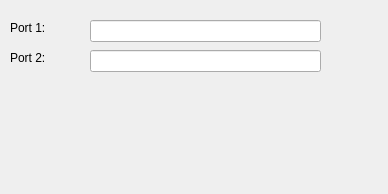
This is Qt/qt4_jack_plugin_widget.ui in kmatheussen/radium as Qt 5 draws it before an edit. The edited form follows.
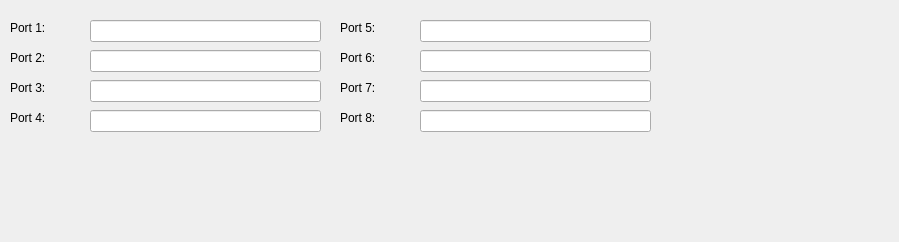
This is the edited form.

Commit message: Audio: "System Out 8" instrument. Same as "System Out", but 8 channels.

Diff of the .ui file:
```diff
--- a/Qt/qt4_jack_plugin_widget.ui
+++ b/Qt/qt4_jack_plugin_widget.ui
@@ -6,8 +6,8 @@
    <rect>
     <x>0</x>
     <y>0</y>
-    <width>388</width>
-    <height>194</height>
+    <width>899</width>
+    <height>242</height>
    </rect>
   </property>
   <property name="windowTitle">
@@ -59,6 +59,144 @@
     <string>Port 2:</string>
    </property>
   </widget>
+  <widget class="QLineEdit" name="port4Edit">
+   <property name="geometry">
+    <rect>
+     <x>90</x>
+     <y>110</y>
+     <width>231</width>
+     <height>22</height>
+    </rect>
+   </property>
+  </widget>
+  <widget class="QLineEdit" name="port3Edit">
+   <property name="geometry">
+    <rect>
+     <x>90</x>
+     <y>80</y>
+     <width>231</width>
+     <height>22</height>
+    </rect>
+   </property>
+  </widget>
+  <widget class="QLabel" name="label_3">
+   <property name="geometry">
+    <rect>
+     <x>10</x>
+     <y>80</y>
+     <width>61</width>
+     <height>16</height>
+    </rect>
+   </property>
+   <property name="text">
+    <string>Port 3:</string>
+   </property>
+  </widget>
+  <widget class="QLabel" name="label_4">
+   <property name="geometry">
+    <rect>
+     <x>10</x>
+     <y>110</y>
+     <width>61</width>
+     <height>16</height>
+    </rect>
+   </property>
+   <property name="text">
+    <string>Port 4:</string>
+   </property>
+  </widget>
+  <widget class="QLineEdit" name="port6Edit">
+   <property name="geometry">
+    <rect>
+     <x>420</x>
+     <y>50</y>
+     <width>231</width>
+     <height>22</height>
+    </rect>
+   </property>
+  </widget>
+  <widget class="QLineEdit" name="port5Edit">
+   <property name="geometry">
+    <rect>
+     <x>420</x>
+     <y>20</y>
+     <width>231</width>
+     <height>22</height>
+    </rect>
+   </property>
+  </widget>
+  <widget class="QLabel" name="label_5">
+   <property name="geometry">
+    <rect>
+     <x>340</x>
+     <y>20</y>
+     <width>61</width>
+     <height>16</height>
+    </rect>
+   </property>
+   <property name="text">
+    <string>Port 5:</string>
+   </property>
+  </widget>
+  <widget class="QLabel" name="label_6">
+   <property name="geometry">
+    <rect>
+     <x>340</x>
+     <y>50</y>
+     <width>61</width>
+     <height>16</height>
+    </rect>
+   </property>
+   <property name="text">
+    <string>Port 6:</string>
+   </property>
+  </widget>
+  <widget class="QLineEdit" name="port8Edit">
+   <property name="geometry">
+    <rect>
+     <x>420</x>
+     <y>110</y>
+     <width>231</width>
+     <height>22</height>
+    </rect>
+   </property>
+  </widget>
+  <widget class="QLineEdit" name="port7Edit">
+   <property name="geometry">
+    <rect>
+     <x>420</x>
+     <y>80</y>
+     <width>231</width>
+     <height>22</height>
+    </rect>
+   </property>
+  </widget>
+  <widget class="QLabel" name="label_7">
+   <property name="geometry">
+    <rect>
+     <x>340</x>
+     <y>80</y>
+     <width>61</width>
+     <height>16</height>
+    </rect>
+   </property>
+   <property name="text">
+    <string>Port 7:</string>
+   </property>
+  </widget>
+  <widget class="QLabel" name="label_8">
+   <property name="geometry">
+    <rect>
+     <x>340</x>
+     <y>110</y>
+     <width>61</width>
+     <height>16</height>
+    </rect>
+   </property>
+   <property name="text">
+    <string>Port 8:</string>
+   </property>
+  </widget>
  </widget>
  <resources/>
  <connections/>
```
Left out of the diff: 2 changed lines with no effect on the pictures. The commit also changes 2 other files.
